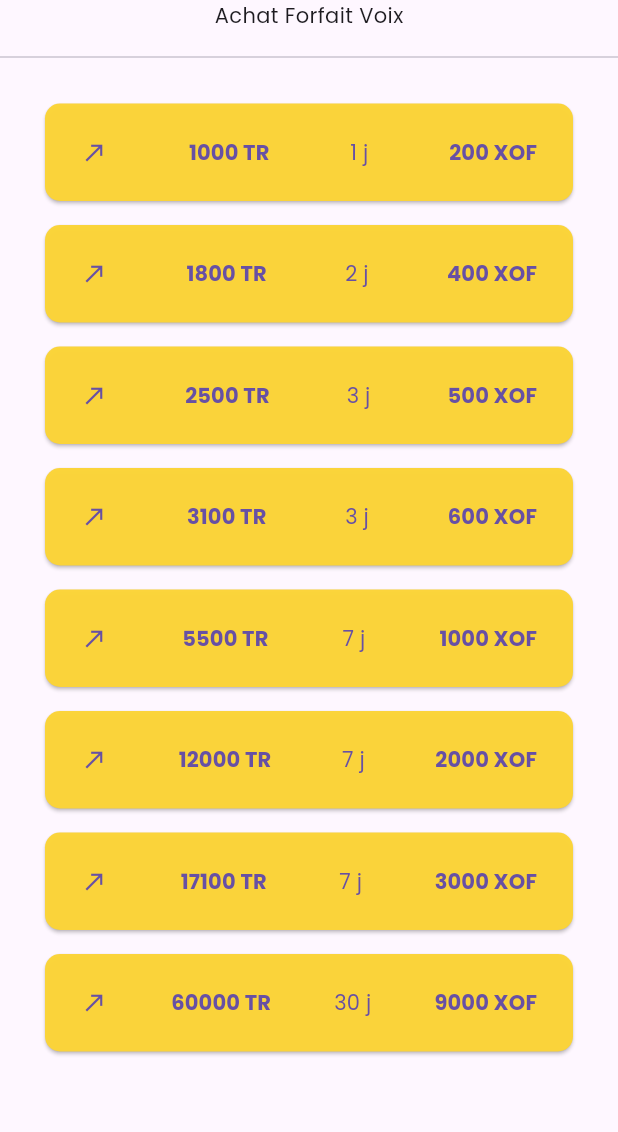
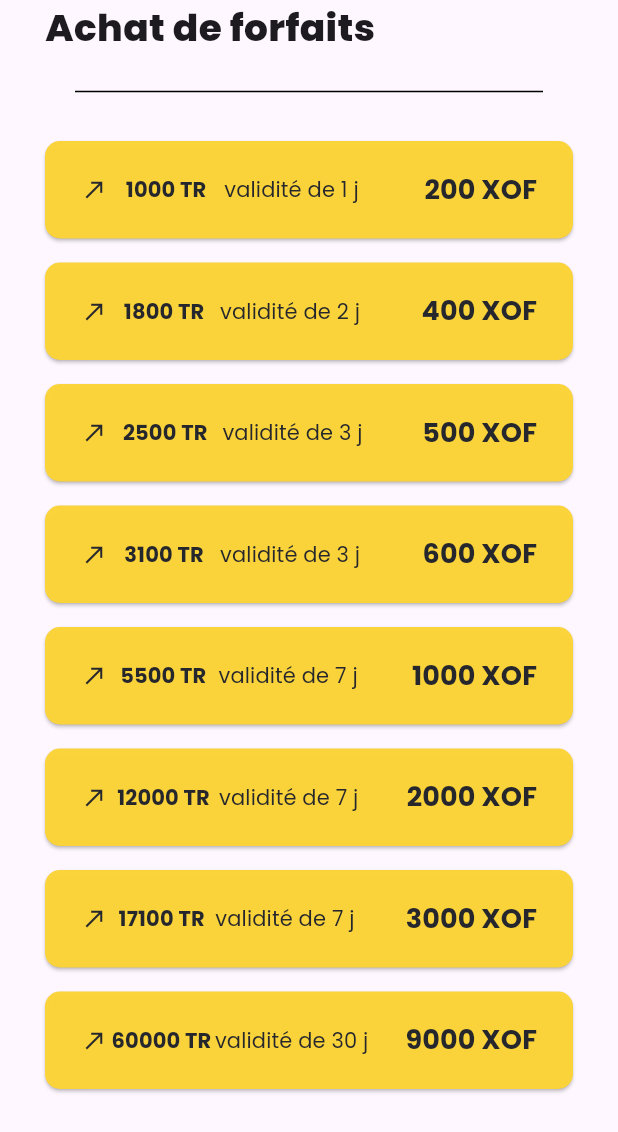
Before and after one commit to MyriadeAdm/mob_se, a Flutter app: the screen it shows after launch, item 2 of the bottom bar chosen, after a tap on "Forfait voix", on a phone screen of 412 x 824 dp. Shown: the top 1132 px of the screen. Run offline on Flutter 3.47's test engine with Material 3 defaults, Android fonts, the phone set to English and light mode, and no system bars; our stand-ins replace font_awesome_flutter, google_fonts, persistent_bottom_nav_bar_v2.

Commit message:
Nouvel modif UI 2

```diff
--- a/lib/constants/color_constants.dart
+++ b/lib/constants/color_constants.dart
@@ -2,8 +2,8 @@ import 'package:flutter/material.dart';
 
 class ColorConstants {
   static const Color  colorCustomButton = Color.fromRGBO(251, 212, 55, 0.98);
-  static const Color  colorCustom2 = Color.fromRGBO(38, 39, 44, 0.18);
-  static const Color  colorCustom3 = Color.fromRGBO(135, 138, 143, 0.57);
+  static const Color  colorCustom2 = Color.fromRGBO(38, 39, 44, 1);
+  static const Color  colorCustom3 = Color.fromRGBO(135, 138, 143, 1);
   static const Color  colorCustom4 = Color.fromRGBO(233, 233, 233, 0.92);
   static const Color  colorCustom5 = Color.fromRGBO(255, 255, 255, 1);
   static const Color  colorCustomText = Color.fromRGBO(0, 0, 0, 0);
--- a/lib/pages/forfait_page.dart
+++ b/lib/pages/forfait_page.dart
@@ -8,36 +8,47 @@ class ForfaitPage extends StatelessWidget {
 
   @override
   Widget build(BuildContext context) {
-    return  Center(
-      child: Column(
+    return  Column(
+      crossAxisAlignment: CrossAxisAlignment.start,
       children: [
-          const Text(
-            "Achat de forfaits",
+        const Padding(
+          padding: EdgeInsets.only(left: 20),
+          child: Text(
+            "  Achat de forfaits",
             style: TextStyle(
               fontSize: 25,
               fontWeight: FontWeight.w800,
             ),
           ),
-          const SizedBox(
-            height: 20,
         ),
-          const Divider(),
-          const SizedBox(
-            height: 20,
+
+
+
+        const Divider(
+          height: 80,
+          indent: 50,
+          endIndent: 50,
+          color: Colors.black,
+          thickness: 1,
         ),
+
+
+
         Row(
           mainAxisAlignment: MainAxisAlignment.center,
           children: [
-              SizedBox(
+            Padding(
+              padding: const EdgeInsets.all(18.0),
+              child: SizedBox(
                 width: 150,
-                height: 150,
+                height: 130,
                 child: ElevatedButton(onPressed: () {
                   Navigator.push(context, MaterialPageRoute(builder: (BuildContext context) => const ForfaitVoixPage()));
                 },
                 style: ElevatedButton.styleFrom(
                   backgroundColor: ColorConstants.colorCustomButton,
                   shape: RoundedRectangleBorder(
-                    borderRadius: BorderRadius.circular(10)),
+                    borderRadius: BorderRadius.circular(15)),
                 ),
                 child: const Column(
                   mainAxisAlignment: MainAxisAlignment.center,
@@ -55,15 +66,20 @@ class ForfaitPage extends StatelessWidget {
                   ],
                 )),
               ),
-              const SizedBox(width: 25,),
-              SizedBox(
+            ),
+
+
+
+            Padding(
+              padding: const EdgeInsets.all(18.0),
+              child: SizedBox(
                 width: 150,
-                height: 150,
+                height: 130,
                 child: ElevatedButton(onPressed: () {},
                 style: ElevatedButton.styleFrom(
                   backgroundColor: ColorConstants.colorCustomButton,
                   shape: RoundedRectangleBorder(
-                    borderRadius: BorderRadius.circular(10)),
+                    borderRadius: BorderRadius.circular(15)),
                 ),
                 child: const Column(
                   mainAxisAlignment: MainAxisAlignment.center,
@@ -81,20 +97,25 @@ class ForfaitPage extends StatelessWidget {
                   ],
                 )),
               ),
+            ),
           ],
         ),
-          const SizedBox(height: 40,),
+
+
+
         Row(
           mainAxisAlignment: MainAxisAlignment.center,
           children: [
-              SizedBox(
+            Padding(
+              padding: const EdgeInsets.all(18.0),
+              child: SizedBox(
                 width: 150,
-                height: 150,
+                height: 130,
                 child: ElevatedButton(onPressed: () {},
                 style: ElevatedButton.styleFrom(
                   backgroundColor: ColorConstants.colorCustomButton,
                   shape: RoundedRectangleBorder(
-                    borderRadius: BorderRadius.circular(10)),
+                    borderRadius: BorderRadius.circular(15)),
                 ),
                 child: const Column(
                   mainAxisAlignment: MainAxisAlignment.center,
@@ -112,15 +133,19 @@ class ForfaitPage extends StatelessWidget {
                   ],
                 )),
               ),
-              const SizedBox(width: 25,),
-              SizedBox(
+            ),
+
+
+            Padding(
+              padding: const EdgeInsets.all(18.0),
+              child: SizedBox(
                 width: 150,
-                height: 150,
+                height: 130,
                 child: ElevatedButton(onPressed: () {},
                 style: ElevatedButton.styleFrom(
                   backgroundColor: ColorConstants.colorCustomButton,
                   shape: RoundedRectangleBorder(
-                    borderRadius: BorderRadius.circular(10)),
+                    borderRadius: BorderRadius.circular(15)),
                 ),
                 child: const Column(
                   mainAxisAlignment: MainAxisAlignment.center,
@@ -138,10 +163,12 @@ class ForfaitPage extends StatelessWidget {
                   ],
                 )),
               ),
+            ),
+
+
           ],
         ),
       ],
-      ),
     );
   }
 }
--- a/lib/pages/forfait_voix_page.dart
+++ b/lib/pages/forfait_voix_page.dart
@@ -10,16 +10,32 @@ class ForfaitVoixPage extends StatelessWidget {
     return Scaffold(
       body: Center(
         child: Column(
+      crossAxisAlignment: CrossAxisAlignment.start,
       children: [
-            const Text('Achat Forfait Voix'),
-            const SizedBox(
-              height: 10,
+        const Padding(
+          padding: EdgeInsets.only(left: 20),
+          child: Text(
+            "  Achat de forfaits",
+            style: TextStyle(
+              fontSize: 25,
+              fontWeight: FontWeight.w800,
             ),
-            const Divider(),
-            const SizedBox(
-              height: 15,
           ),
-            SizedBox(
+        ),
+
+
+
+        const Divider(
+          height: 50,
+          indent: 50,
+          endIndent: 50,
+          color: Colors.black,
+          thickness: 1,
+        ),
+
+
+            Expanded(
+              child: SizedBox(
                 height: 700,
                 child: ListView.builder(
                   itemCount: Constantes.forfaitsAppel.length,
@@ -42,20 +58,30 @@ class ForfaitVoixPage extends StatelessWidget {
                             children: [
                               const Icon(
                                 Icons.call_made,
+                                color: ColorConstants.colorCustom2,
                               ),
                               Text(
                                 item.credit,
-                              style: const TextStyle(fontWeight: FontWeight.bold),
+                                style: const TextStyle(
+                                  fontWeight: FontWeight.bold,
+                                  color: ColorConstants.colorCustom2,
+                                ),
                               ),
                               Text(
-                              item.validite,
+                                'validité de ${item.validite}',
                                 style:
-                                  const TextStyle(fontWeight: FontWeight.normal),
+                                    const TextStyle(
+                                      fontWeight: FontWeight.normal,
+                                      color: ColorConstants.colorCustom2,
                                       ),
-
+                              ),
+                              const SizedBox(width: 20),
                               Text(
                                 '${item.prix} XOF',
-                              style: const TextStyle(fontWeight: FontWeight.bold),
+                                style: const TextStyle(fontWeight: FontWeight.bold,
+                                fontSize: 18,
+                                color: ColorConstants.colorCustom2,
+                                ),
                               )
                             ],
                           ),
@@ -65,6 +91,7 @@ class ForfaitVoixPage extends StatelessWidget {
                   },
                 ),
               ),
+            ),
           ],
         ),
       ),
--- a/lib/pages/home_page.dart
+++ b/lib/pages/home_page.dart
@@ -25,7 +25,7 @@ class HomePage extends StatelessWidget {
                     icon: const Icon(
                       Icons.sim_card,
                       color: Colors.white,
-                      size: 25,
+                      size: 20,
                     )),
               ),
               const SizedBox(
@@ -39,9 +39,9 @@ class HomePage extends StatelessWidget {
           ),
 
           const Padding(
-            padding: EdgeInsets.only(right: 20, left: 20, top: 10),
+            padding: EdgeInsets.only(right: 20, left: 20, top: 30, bottom: 5),
             child: Row(
-              mainAxisAlignment: MainAxisAlignment.spaceBetween,
+              mainAxisAlignment: MainAxisAlignment.spaceEvenly,
               children: [
                 CustomButton(label: 'Solde credit'),
                 CustomButton(label: 'Solde money'),
@@ -50,12 +50,54 @@ class HomePage extends StatelessWidget {
           ),
 
           Padding(
-            padding: const EdgeInsets.symmetric(horizontal: 15,vertical: 18),
+            padding: const EdgeInsets.only(right: 15, left:15, top: 40, bottom: 18),
             child: Row(
               mainAxisAlignment: MainAxisAlignment.spaceBetween,
               children: [
                 const Text(
                   "Forfait Internet",
+                  style: TextStyle(
+                    fontSize: 16,
+                    fontWeight: FontWeight.bold,
+                  ),
+                ),
+                Container(
+                  width: 250,
+                  height: 10,
+                  decoration: const BoxDecoration(
+                    border: Border(
+                      bottom: BorderSide(
+                        color: Colors.black,
+                        width: 0.8,
+                      ),
+                    ),
+                  ),
+                ),
+              ],
+            ),
+          ),
+          SizedBox(
+            height: 90,
+            child: ListView.builder(
+              scrollDirection: Axis.horizontal,
+              itemCount: Constantes.forfaitsInternet.length,
+              itemBuilder: (BuildContext context, int index) {
+                final item = Constantes.forfaitsInternet[index];
+
+                return CustomListViewForfaitInternet(
+                  icon: const Icon(Icons.public),
+                  mega: item.mega,
+                  validite: item.validite,
+                  prix: item.prix);
+              } ),
+          ),
+          Padding(
+            padding: const EdgeInsets.only(right: 15, left:15, top: 40, bottom: 18),
+            child: Row(
+              mainAxisAlignment: MainAxisAlignment.spaceBetween,
+              children: [
+                const Text(
+                  "Forfait Appel",
                   style: TextStyle(
                     fontSize: 16,
                     fontWeight: FontWeight.bold,
@@ -77,47 +119,7 @@ class HomePage extends StatelessWidget {
             ),
           ),
           SizedBox(
-            child: ListView.builder(
-              scrollDirection: Axis.horizontal,
-              itemCount: Constantes.forfaitsInternet.length,
-              itemBuilder: (BuildContext context, int index) {
-                final item = Constantes.forfaitsInternet[index];
-
-                return CustomListViewForfaitInternet(
-                  icon: const Icon(Icons.public),
-                  mega: item.mega,
-                  validite: item.validite,
-                  prix: item.prix);
-              } ),
-          ),
-          Padding(
-            padding: const EdgeInsets.symmetric(horizontal: 15,vertical: 18),
-            child: Row(
-              mainAxisAlignment: MainAxisAlignment.spaceBetween,
-              children: [
-                const Text(
-                  "Forfait Appel",
-                  style: TextStyle(
-                    fontSize: 16,
-                    fontWeight: FontWeight.bold,
-                  ),
-                ),
-                Container(
-                  width: 270,
-                  height: 10,
-                  decoration: const BoxDecoration(
-                    border: Border(
-                      bottom: BorderSide(
-                        color: Colors.black,
-                        width: 0.8,
-                      ),
-                    ),
-                  ),
-                ),
-              ],
-            ),
-          ),
-          SizedBox(
+            height: 95,
             child: ListView.builder(
               scrollDirection: Axis.horizontal,
               itemCount: Constantes.forfaitsAppel.length,
--- a/lib/widgets/custom_button.dart
+++ b/lib/widgets/custom_button.dart
@@ -9,7 +9,7 @@ class CustomButton extends StatelessWidget {
   @override
   Widget build(BuildContext context) {
     return  SizedBox(
-      height: 50,
+      height: 55,
       width: 180,
       child: ElevatedButton(
         style: ElevatedButton.styleFrom(
@@ -23,7 +23,7 @@ class CustomButton extends StatelessWidget {
           style: const TextStyle(
             fontSize: 18,
             fontWeight: FontWeight.w900,
-            color: Colors.black,
+            color: ColorConstants.colorCustom2,
           ),
         ),
       ),
```
Lines whose indentation alone changed are shown as unchanged.
